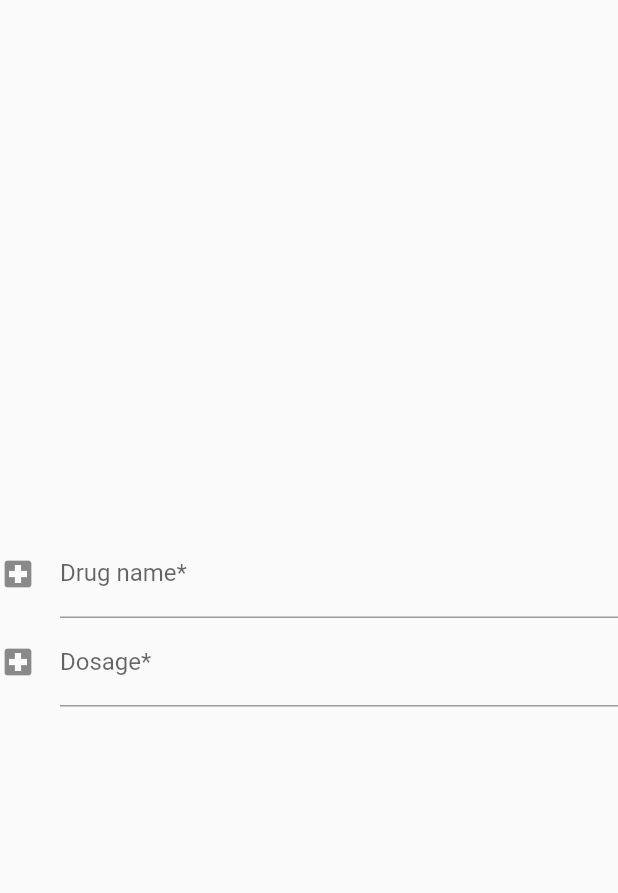
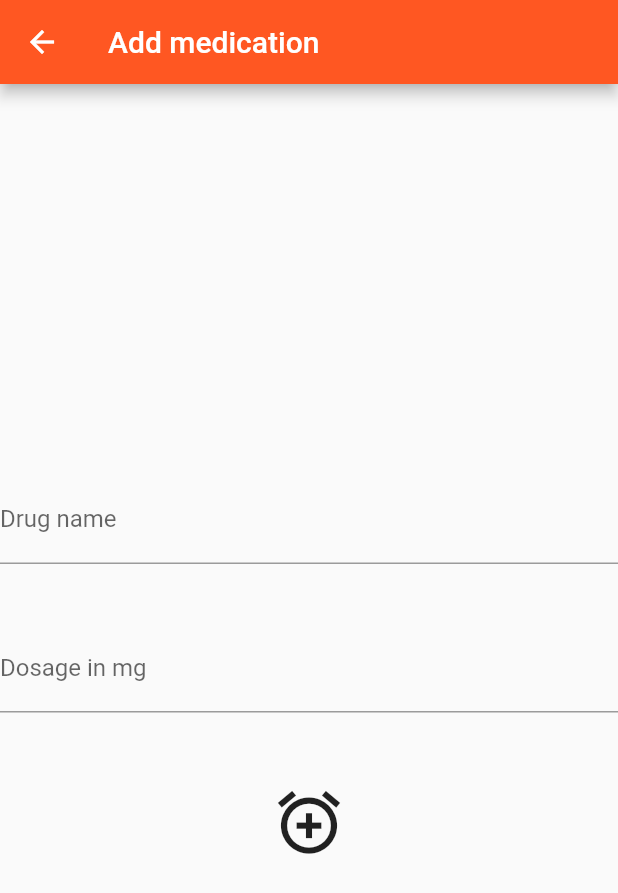
Before and after one commit to tkrishnan91/MedAlarm, a Flutter app: the screen it shows after launch, after a tap on the "add" icon, on a phone screen of 412 x 824 dp. Shown: the top 893 px of the screen. Run offline on Flutter 3.47's test engine with Material 2 defaults, Android fonts, the phone set to English and light mode, and no system bars; our stand-ins replace camera, sqflite; accounts and stored records are empty.

Commit message:
Alarm setting work

```diff
--- a/lib/main.dart
+++ b/lib/main.dart
@@ -1,4 +1,3 @@
-
 import 'package:camera/camera.dart';
 import 'package:flutter/material.dart';
 import 'package:flutter/services.dart';
@@ -6,9 +5,9 @@ import 'package:flutter/widgets.dart';
 import 'package:medalarm/screens/AlarmConfigurationScreen.dart';
 import 'package:medalarm/screens/AlarmScreen.dart';
 import 'package:medalarm/screens/CameraScreen.dart';
+import 'package:medalarm/screens/HomeScreen.dart';
 import 'package:medalarm/screens/MedHistoryScreen.dart';
 import 'package:medalarm/screens/TakeMedScreen.dart';
-import 'package:camera/camera.dart';
 
 import 'constants/constants.dart';
 
@@ -24,37 +23,26 @@ Future<void> main() async {
 class MyApp extends StatelessWidget {
   String activityName;
   List<CameraDescription> cameras;
-  MyApp(this.activityName, this.cameras);
+  Map<String, WidgetBuilder> routes;
+
+  MyApp(activityName, cameras) {
+    this.activityName = activityName;
+    this.cameras = cameras;
+    this.routes = <String, WidgetBuilder>{
+      HOME_SCREEN: (BuildContext context) => TakeMedScreen(),
+      CAMERA_SCREEN: (BuildContext context) => CameraScreen(cameras),
+      MEDHISTORY_SCREEN: (BuildContext context) => MedHistoryScreen(),
+      ALARMCONFIGURATION_SCREEN: (BuildContext context) => AlarmConfigurationScreen(),
+    };
+  }
+
   @override
-  Widget build(BuildContext context){
-    if(activityName == "CameraAlarmActivity")
-    {
-      return MaterialApp(
-        title: 'Sri Demo',
-        theme: ThemeData(
-          primarySwatch: Colors.deepOrange,
-        ),
-        home: TakeMedScreen(),
-        routes: <String, WidgetBuilder>{
-          HOME_SCREEN: (BuildContext context) => TakeMedScreen(),
-          CAMERA_SCREEN: (BuildContext context) => CameraScreen(this.cameras),
-          MEDHISTORY_SCREEN: (BuildContext context) => MedHistoryScreen(),
-        }
-      );
-    }else {
-      return MaterialApp(
-          title: 'Sri Demo',
-          theme: ThemeData(
-            primarySwatch: Colors.deepOrange,
-          ),
-          home: AlarmScreen(title: 'Med Alarm'),
-          routes: <String, WidgetBuilder>{
-            HOME_SCREEN: (BuildContext context) => TakeMedScreen(),
-            CAMERA_SCREEN: (BuildContext context) => CameraScreen(this.cameras),
-            MEDHISTORY_SCREEN: (BuildContext context) => MedHistoryScreen(),
-            ALARMCONFIGURATION_SCREEN: (BuildContext context) => AlarmConfigurationScreen(),
-          }
-      );
+  Widget build(BuildContext context) {
+    //Depending on the calling activity, call the appropriate Widget.
+    if (activityName == "CameraAlarmActivity") {
+      return HomeScreen("Alarm", TakeMedScreen(), this.routes).build(context);
+    } else {
+      return HomeScreen("MedAlarm", AlarmScreen(title: 'Med Alarm'), this.routes).build(context);
     }
   }
 }
--- /dev/null
+++ b/lib/model/AlarmModel.dart
@@ -0,0 +1,7 @@
+class AlarmModel{
+  final String medName;
+  final int medDosage;
+  final String time;
+
+  AlarmModel(this.medName, this.medDosage, this.time);
+}
--- a/lib/screens/AlarmConfigurationScreen.dart
+++ b/lib/screens/AlarmConfigurationScreen.dart
@@ -1,7 +1,8 @@
 import 'package:flutter/material.dart';
 import 'package:flutter/services.dart';
+import 'package:medalarm/model/AlarmModel.dart';
 
-class AlarmConfigurationScreen extends StatefulWidget{
+class AlarmConfigurationScreen extends StatefulWidget {
   @override
   State<StatefulWidget> createState() {
     return _AlarmConfigurationScreenState();
@@ -10,73 +11,111 @@ class AlarmConfigurationScreen extends StatefulWidget{
 
 class _AlarmConfigurationScreenState extends State<AlarmConfigurationScreen> {
   static const platform = const MethodChannel('com.tsri.medalarm/alarm');
+  String timeSet = "";
+  String medName = "";
+  int medDosage;
+
+  final medNameController = TextEditingController();
+  final medDosageController = TextEditingController();
 
   @override
   Widget build(BuildContext context) {
       return Scaffold(
+          appBar: AppBar(
+            title: Text("Add medication"),
+          ),
           body: Form(
             child: Column(
               children: <Widget>[
-                          TextFormField(
+                Padding(
+                  padding: EdgeInsets.fromLTRB(0, 0, 0, 40),
+                  child: TextFormField(
+                      textAlign: TextAlign.center,
+                      controller: this.medNameController,
                       decoration: const InputDecoration(
-                              icon: Icon(Icons.local_hospital),
                         hintText: 'Name of your medicine',
-                              labelText: 'Drug name*',
-                            ) ,
+                        labelText: 'Drug name',
+
+                      ),
                       validator: (value) {
-                            if (value.isEmpty){
+                        if (value.isEmpty) {
+                          return "Please enter a value";
+                        }
+
+                        return null;
+                      }),
+                ),
+                Padding(
+                  padding: EdgeInsets.fromLTRB(0, 0, 0, 40),
+                  child: TextFormField(
+                      textAlign: TextAlign.center,
+                      controller: this.medDosageController,
+                      decoration: const InputDecoration(
+                        hintText: 'Enter the drug dosage',
+                        labelText: 'Dosage in mg',
+                      ),
+                      validator: (value) {
+                        if (value.isEmpty) {
                           return "Please enter a value";
                         }
                         return null;
-                            }
+                      }),
+
                 ),
-                          TextFormField(
-                              decoration: const InputDecoration(
-                                icon: Icon(Icons.local_hospital),
-                                hintText: 'Enter the drug dosage',
-                                labelText: 'Dosage*',
-                              ) ,
-                              validator: (value) {
-                                if (value.isEmpty){
-                                  return "Please enter a value";
-                                }
-                                return null;
-                              }
+                Row(
+                    children: <Widget>[
+                      Expanded(
+                          child:
+                          IconButton(
+                            icon: Icon(
+                              Icons.alarm_add,
+                              size: 50,
                             ),
+                            tooltip: "Set when you take this medication",
+                            onPressed: () async {
+                              this.timeSet = await _registerAlarm();
+                              Navigator.pop(context, new AlarmModel(medNameController.text, int.tryParse(medDosageController.text), timeSet));
+                            },)
+                      )
+                    ]),
               ],
               mainAxisAlignment: MainAxisAlignment.center,
               crossAxisAlignment: CrossAxisAlignment.center,
             ),
-                    )
+          ));
+  }
+
+  Future<String> _registerAlarm() async {
+    bool alarmSet = false;
+    TimeOfDay selectedTime = await showTimePicker(
+      initialTime: TimeOfDay.now(),
+      context: context,
     );
+
+    if (selectedTime != null) {
+      try {
+        alarmSet = await platform.invokeMethod("setAlarm", <String, dynamic>{
+          'hour': selectedTime.hour,
+          'minute': selectedTime.minute
+        });
+      } on PlatformException catch (e) {
+        print("Was not able to setAlarm" + e.toString());
       }
-//  void _registerAlarm() async {
-//    bool alarmSet = false;
-//    TimeOfDay selectedTime = await showTimePicker(
-//      initialTime: TimeOfDay.now(),
-//      context: context,
-//    );
-//
-//    if (selectedTime != null) {
-//      try {
-//        alarmSet = await platform.invokeMethod("setAlarm", <String, dynamic>{
-//          'hour': selectedTime.hour,
-//          'minute': selectedTime.minute
-//        });
-//      } on PlatformException catch (e) {
-//        print("Was not able to setAlarm" + e.toString());
-//      }
-//
-//      if(alarmSet)
-//      {
-//        setState(() {
-//          // This call to setState tells the Flutter framework that something has
-//          // changed in this State, which causes it to rerun the build method below
-//          // so that the display can reflect the updated values. If we changed
-//          // _counter without calling setState(), then the build method would not be
-//          // called again, and so nothing would appear to happen.
+
+      return (selectedTime.hour.toString() + ":" + selectedTime.minute.toString());
+
+
+      if(alarmSet)
+      {
+        setState(() {
+          // This call to setState tells the Flutter framework that something has
+          // changed in this State, which causes it to rerun the build method below
+          // so that the display can reflect the updated values. If we changed
+          // _counter without calling setState(), then the build method would not be
+          // called again, and so nothing would appear to happen.
 //          _listOfAlarms.add(selectedTime);
-//        });}
-//    }
-//  }
+        timeSet = (selectedTime.hour.toString() + ": " + selectedTime.minute.toString());
+        });}
     }
+  }
+}
--- /dev/null
+++ b/lib/screens/HomeScreen.dart
@@ -0,0 +1,27 @@
+import 'package:flutter/material.dart';
+class HomeScreen  {
+  final APP_NAME = "MedAlarm";
+  Widget bodyWidget;
+  Map<String, WidgetBuilder> routes;
+  String title;
+
+  HomeScreen(title, bodyWidget, routes) {
+    this.bodyWidget = bodyWidget;
+    this.routes = routes;
+    this.title = title;
+  }
+
+  Widget build(BuildContext context) {
+    return MaterialApp(
+        title: APP_NAME,
+        theme: ThemeData(
+          primarySwatch: Colors.deepOrange,
+        ),
+        home: Scaffold(
+            appBar: AppBar(
+              title: Text(this.title),
+            ),
+            body: bodyWidget),
+        routes: this.routes);
+  }
+}
--- a/lib/screens/TakeMedScreen.dart
+++ b/lib/screens/TakeMedScreen.dart
@@ -1,7 +1,6 @@
 import 'dart:io';
 
 import 'package:flutter/material.dart';
-import 'package:flutter/services.dart';
 import 'package:medalarm/constants/constants.dart';
 
 class TakeMedScreen extends StatefulWidget {
```
Also changed, not shown: lib/screens/AlarmScreen.dart (+18 -42 lines), pubspec.lock, 8 other files. Lines whose indentation alone changed are shown as unchanged.
